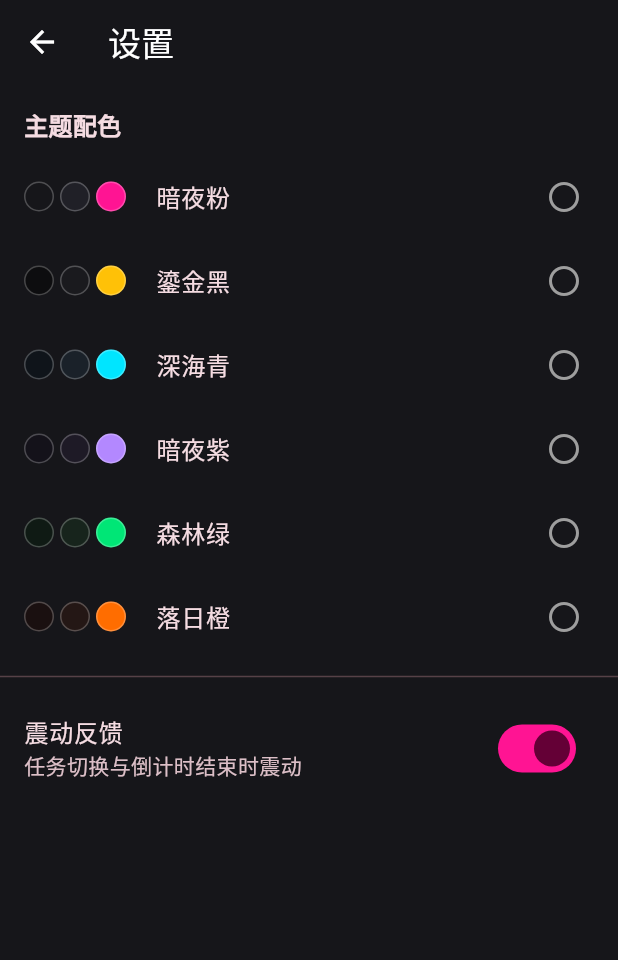
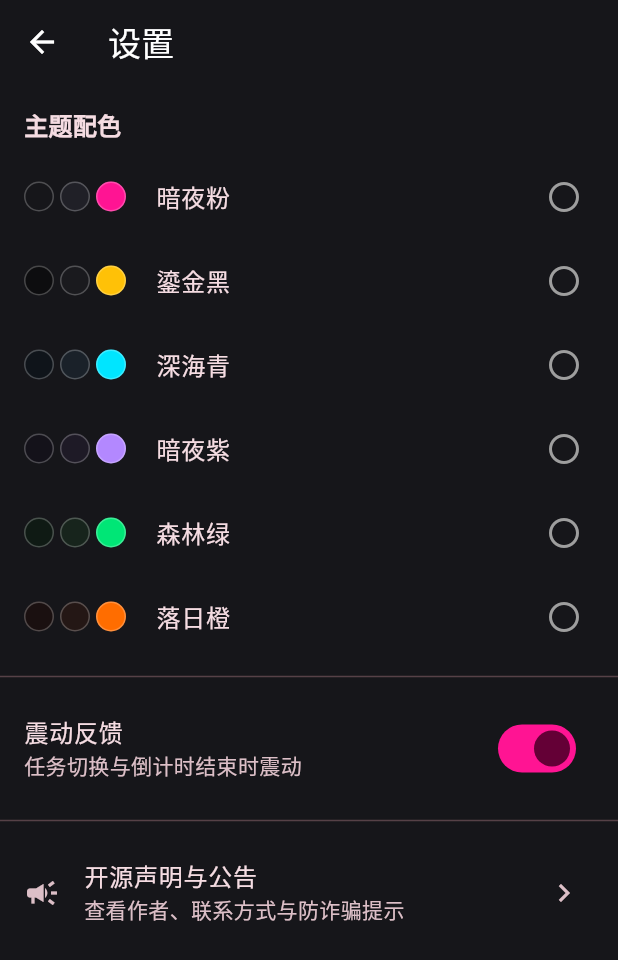
Before and after one commit to 166767/couple-task-game, a Flutter app: the SettingsPage screen opened directly, on a phone screen of 412 x 824 dp. Shown: the top 960 px of the screen. Run offline on Flutter 3.47's test engine with Material 3 defaults, Android fonts, the phone set to English and light mode, and no system bars; our stand-ins replace file_picker, share_plus, shared_preferences, vibration; missing offline and left inert: charset; accounts and stored records are empty.

Commit message:
feat: 设置页新增开源声明与公告入口（常驻可查联系方式）

```diff
--- a/lib/pages/settings_page.dart
+++ b/lib/pages/settings_page.dart
@@ -52,6 +52,35 @@ class _SettingsPageState extends State<SettingsPage> {
     }
   }
 
+  /// 查看开源声明与公告（常驻入口，不受"不再提示"影响）
+  void _showNotice() {
+    showDialog<void>(
+      context: context,
+      builder: (dialogContext) => AlertDialog(
+        title: const Text('开源声明'),
+        content: const Column(
+          mainAxisSize: MainAxisSize.min,
+          crossAxisAlignment: CrossAxisAlignment.start,
+          children: [
+            Text('本应用为纯开源项目，源代码已完全公开，可自由查看与学习。'),
+            SizedBox(height: 8),
+            Text('任何以付费、售卖本应用或其资源的行为均属盗用盈利，请勿上当受骗。'),
+            SizedBox(height: 12),
+            Text('作者：小弈'),
+            Text('联系邮箱：2700899650@qq.com'),
+            Text('开源地址：https://github.com/166767/couple-task-game'),
+          ],
+        ),
+        actions: [
+          FilledButton(
+            onPressed: () => Navigator.of(dialogContext).pop(),
+            child: const Text('关闭'),
+          ),
+        ],
+      ),
+    );
+  }
+
   @override
   Widget build(BuildContext context) {
     return Scaffold(
@@ -72,6 +101,14 @@ class _SettingsPageState extends State<SettingsPage> {
             subtitle: const Text('任务切换与倒计时结束时震动'),
             value: _vibration,
             onChanged: _toggleVibration,
+          ),
+          const Divider(height: 24),
+          ListTile(
+            leading: const Icon(Icons.campaign),
+            title: const Text('开源声明与公告'),
+            subtitle: const Text('查看作者、联系方式与防诈骗提示'),
+            trailing: const Icon(Icons.chevron_right),
+            onTap: _showNotice,
           ),
         ],
       ),
```
